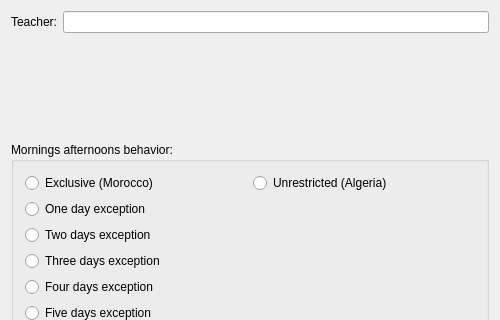
The window that fet/src/interface/modifyteacherform_template.ui (vonmecheln/fet) describes before a commit, drawn with Qt 5; both pictures show x 0 to 500 and y 0 to 320 of the 500 by 479 pixel window.
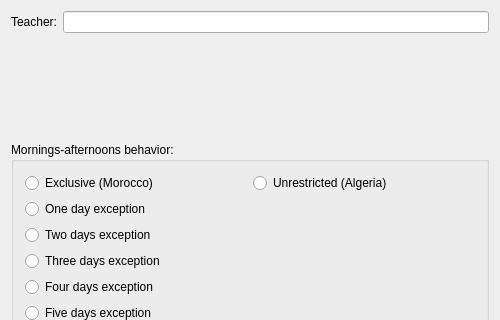
The same window after the commit.

```diff
--- a/fet/src/interface/modifyteacherform_template.ui
+++ b/fet/src/interface/modifyteacherform_template.ui
@@ -50,7 +50,7 @@
       </sizepolicy>
      </property>
      <property name="title">
-      <string>Mornings afternoons behavior:</string>
+      <string>Mornings-afternoons behavior:</string>
      </property>
      <layout class="QGridLayout" name="gridLayout">
       <item row="0" column="0">
```
